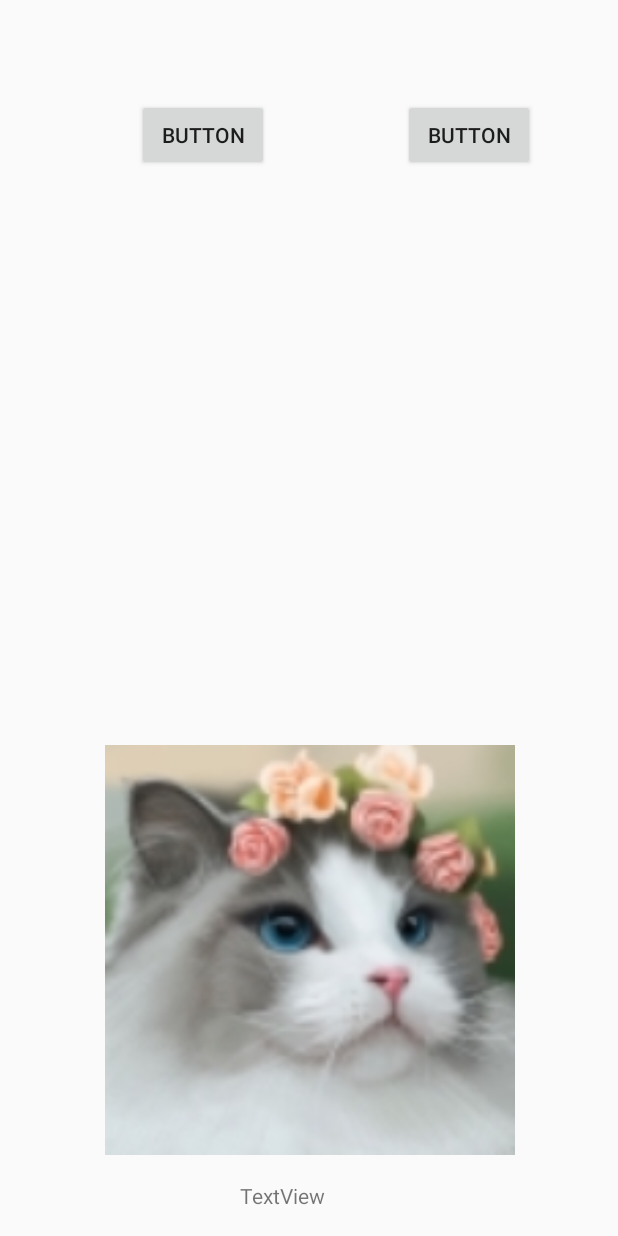
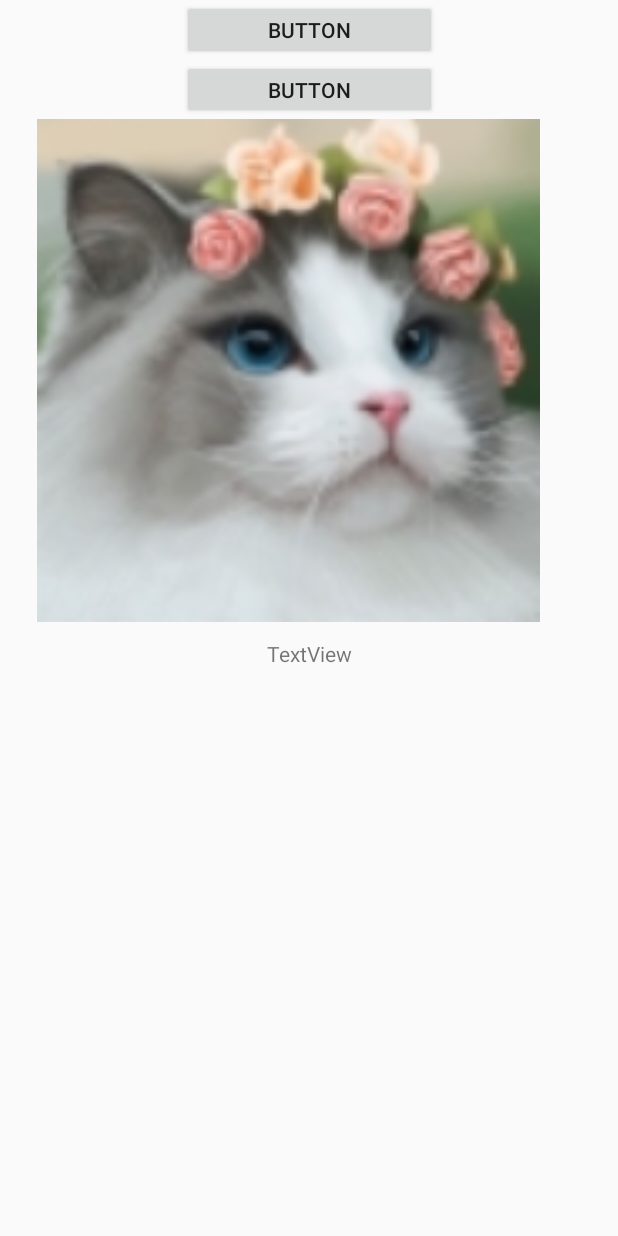
Before and after one commit to iscas-lee/FaceAlignmentForAndroid, an Android app: the layout activity_main.xml on its own in the app's theme, with its tools: preview values and no code run, on a phone screen of 412 x 824 dp. Run offline under Robolectric (Android 15) with nearby library versions, the phone set to English and light mode, and no system bars.

```diff
--- a/app/src/main/res/layout/activity_main.xml
+++ b/app/src/main/res/layout/activity_main.xml
@@ -8,46 +8,48 @@
 
     <Button
         android:id="@+id/button"
-        android:layout_width="wrap_content"
-        android:layout_height="wrap_content"
-        android:layout_marginStart="91dp"
-        android:layout_marginTop="66dp"
+        android:layout_width="170dp"
+        android:layout_height="40dp"
+        android:layout_marginEnd="107dp"
+        android:layout_marginStart="107dp"
         android:text="Button"
+        app:layout_constraintEnd_toEndOf="parent"
         app:layout_constraintStart_toStartOf="parent"
         app:layout_constraintTop_toTopOf="parent" />
 
     <Button
         android:id="@+id/button2"
-        android:layout_width="wrap_content"
-        android:layout_height="wrap_content"
-        android:layout_marginEnd="55dp"
-        android:layout_marginTop="66dp"
+        android:layout_width="170dp"
+        android:layout_height="39dp"
+        android:layout_marginEnd="107dp"
+        android:layout_marginStart="107dp"
         android:text="Button"
         app:layout_constraintEnd_toEndOf="parent"
-        app:layout_constraintTop_toTopOf="parent" />
+        app:layout_constraintStart_toStartOf="parent"
+        app:layout_constraintTop_toBottomOf="@+id/button" />
 
     <ImageView
         android:id="@+id/imageView2"
-        android:layout_width="273dp"
-        android:layout_height="287dp"
-        android:layout_marginBottom="47dp"
-        android:layout_marginEnd="55dp"
-        android:layout_marginStart="56dp"
-        app:layout_constraintBottom_toBottomOf="parent"
+        android:layout_width="376dp"
+        android:layout_height="335dp"
+        android:layout_marginEnd="4dp"
+        android:layout_marginStart="4dp"
         app:layout_constraintEnd_toEndOf="parent"
+        app:layout_constraintHorizontal_bias="0.0"
         app:layout_constraintStart_toStartOf="parent"
+        app:layout_constraintTop_toBottomOf="@+id/button2"
         app:srcCompat="@drawable/cat2" />
 
     <TextView
         android:id="@+id/textView"
         android:layout_width="wrap_content"
         android:layout_height="wrap_content"
-        android:layout_marginBottom="17dp"
-        android:layout_marginEnd="181dp"
-        android:layout_marginStart="145dp"
+        android:layout_marginEnd="163dp"
+        android:layout_marginStart="163dp"
+        android:layout_marginTop="11dp"
         android:text="TextView"
-        app:layout_constraintBottom_toBottomOf="parent"
         app:layout_constraintEnd_toEndOf="parent"
-        app:layout_constraintStart_toStartOf="parent" />
+        app:layout_constraintStart_toStartOf="parent"
+        app:layout_constraintTop_toBottomOf="@+id/imageView2" />
 
 </android.support.constraint.ConstraintLayout>
```
Also changed, not shown: app/src/main/java/zeng/com/opencv_test03/MainActivity.java (+20 -22 lines), app/src/main/res/drawable/face.jpg (added), 4 other files.
